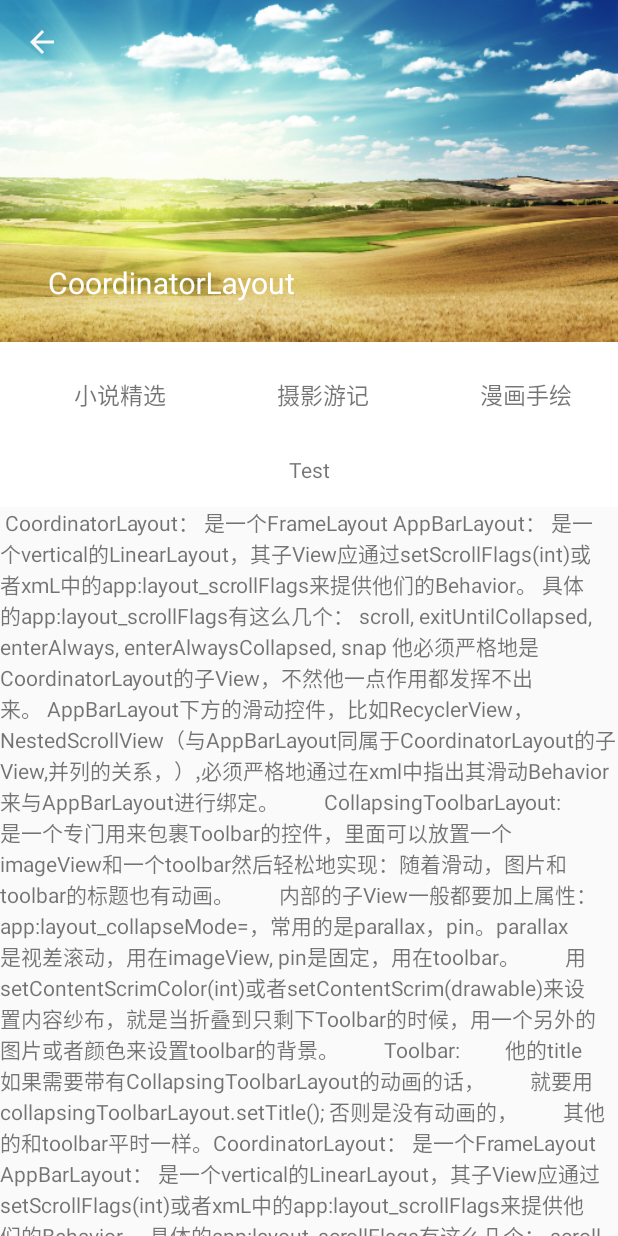
After one commit to Wudelin/WidgetLearn, an Android app: the MDActivity screen opened directly, with no data from a screen before it, on a phone screen of 412 x 824 dp. The commit adds this screen. Run offline under Robolectric (Android 15) with nearby library versions, the phone set to English and light mode, and no system bars.

Commit message:
widget[自定义拖动View] widget[自定义Behavior] widget[AppBarLayout+Toolbar+CoordinatorLayout+CollapsingToolbarLayout]

```diff
--- a/app/build.gradle
+++ b/app/build.gradle
@@ -21,11 +21,12 @@ android {
 
 dependencies {
     implementation fileTree(dir: 'libs', include: ['*.jar'])
-    implementation 'androidx.appcompat:appcompat:1.0.2'
+    implementation 'androidx.appcompat:appcompat:1.1.0'
     implementation 'androidx.constraintlayout:constraintlayout:1.1.3'
     testImplementation 'junit:junit:4.12'
     androidTestImplementation 'androidx.test:runner:1.2.0'
     androidTestImplementation 'androidx.test.espresso:espresso-core:3.2.0'
     implementation 'androidx.recyclerview:recyclerview:1.0.0'
-    implementation 'androidx.preference:preference:1.1.0-rc01'
+    implementation 'androidx.preference:preference:1.1.0'
+    implementation 'com.google.android.material:material:1.0.0'
 }
--- /dev/null
+++ b/app/src/main/java/com/wdl/widgetlearn/ui/MDActivity.java
@@ -0,0 +1,84 @@
+package com.wdl.widgetlearn.ui;
+
+import androidx.appcompat.app.AppCompatActivity;
+
+import android.content.Context;
+import android.content.Intent;
+import android.os.Bundle;
+
+import com.google.android.material.appbar.AppBarLayout;
+import com.wdl.widgetlearn.R;
+
+/**
+ * 参考 : https://material.io/develop/android/
+ * <p>
+ * 1.CoordinatorLayout->AppBarLayout
+ * 2.CoordinatorLayout->AppBarLayout->CollapsingToolbarLayout-> {ImageView Toolbar}
+ * <p>
+ * CoordinatorLayout：通过指定具体Behavior控制其他View的动作等，Super-powered FrameLayout
+ * <p>
+ * <p>
+ * CollapsingToolbarLayout 就相当于ChildView
+ * AppBarLayout: 通过指定layout_scrollFlags控制是否滑动等
+ * 属性值：
+ * 1.scroll
+ * Child View 伴随着滚动事件而滚出或滚进屏幕。注意两点：
+ * 第一点，如果使用了其他值，必定要使用这个值才能起作用；
+ * 第二点：如果在这个child View前面的任何其他Child View没有设置这个值，那么这个Child View的设置将失去作用。
+ * 2.enterAlways 必须配合scroll
+ * 快速返回模式
+ * 当向下滚动时，先滚动child View；当child View全部进入屏幕时，在滚动ScrollView的内容
+ * <p>
+ * 3.enterAlwaysCollapsed 必须配合scroll
+ * enterAlways的附加值。
+ * 这里涉及到Child View的高度和最小高度;
+ * 向下滚动时，Child View先向下滚动最小高度值，然后ScrollView开始滚动，到达边界时，Child View再向下滚动，直至显示完全。
+ * <p>
+ * 4.exitUntilCollapsed 必须配合scroll
+ * 发生向上滚动事件时，Child View向上滚动退出直至最小高度，然后Scrolling View开始滚动。也就是，Child View不会完全退出屏幕。
+ * <p>
+ * 5.snap | snapMargin 必须配合scroll
+ * 要么进要么出
+ *
+ * <p>
+ * CollapsingToolbarLayout ： 通过指定layout_collapseMode 。 layout_collapseParallaxMultiplier控制视觉差 是否固定等
+ * 属性值：
+ * 1.parallax 滚动
+ * 2.pin 固定
+ *
+ * AppBarLayout 监听
+ */
+public class MDActivity extends AppCompatActivity
+{
+    private AppBarLayout mBar;
+    public static void show(Context context)
+    {
+        context.startActivity(new Intent(context, MDActivity.class));
+    }
+
+    @Override
+    protected void onCreate(Bundle savedInstanceState)
+    {
+        super.onCreate(savedInstanceState);
+        setContentView(R.layout.activity_md);
+        mBar = findViewById(R.id.appbar);
+
+        // 滚动状态监听
+        mBar.addOnOffsetChangedListener(new AppBarLayout.OnOffsetChangedListener()
+        {
+            @Override
+            public void onOffsetChanged(AppBarLayout appBarLayout, int verticalOffset)
+            {
+                // 获取 总的滑动距离
+                appBarLayout.getTotalScrollRange();
+
+                // verticalOffset 已经滑动距离
+
+
+
+
+
+            }
+        });
+    }
+}
--- /dev/null
+++ b/app/src/main/res/drawable/ic_ac_unit_black_24dp.xml
@@ -0,0 +1,5 @@
+<vector android:height="24dp" android:tint="#F8F8F8"
+    android:viewportHeight="24.0" android:viewportWidth="24.0"
+    android:width="24dp" xmlns:android="http://schemas.android.com/apk/res/android">
+    <path android:fillColor="#FF000000" android:pathData="M22,11h-4.17l3.24,-3.24 -1.41,-1.42L15,11h-2V9l4.66,-4.66 -1.42,-1.41L13,6.17V2h-2v4.17L7.76,2.93 6.34,4.34 11,9v2H9L4.34,6.34 2.93,7.76 6.17,11H2v2h4.17l-3.24,3.24 1.41,1.42L9,13h2v2l-4.66,4.66 1.42,1.41L11,17.83V22h2v-4.17l3.24,3.24 1.42,-1.41L13,15v-2h2l4.66,4.66 1.41,-1.42L17.83,13H22z"/>
+</vector>
--- /dev/null
+++ b/app/src/main/res/drawable/ic_arrow_back_black_24dp.xml
@@ -0,0 +1,5 @@
+<vector android:height="24dp" android:tint="#F8F8F8"
+    android:viewportHeight="24.0" android:viewportWidth="24.0"
+    android:width="24dp" xmlns:android="http://schemas.android.com/apk/res/android">
+    <path android:fillColor="#FF000000" android:pathData="M20,11H7.83l5.59,-5.59L12,4l-8,8 8,8 1.41,-1.41L7.83,13H20v-2z"/>
+</vector>
--- /dev/null
+++ b/app/src/main/res/layout/activity_md.xml
@@ -0,0 +1,146 @@
+<?xml version="1.0" encoding="utf-8"?>
+<androidx.coordinatorlayout.widget.CoordinatorLayout xmlns:android="http://schemas.android.com/apk/res/android"
+    xmlns:app="http://schemas.android.com/apk/res-auto"
+    xmlns:tools="http://schemas.android.com/tools"
+    android:layout_width="match_parent"
+    android:layout_height="match_parent"
+    tools:context=".ui.MDActivity">
+
+    <com.google.android.material.appbar.AppBarLayout
+        android:id="@+id/appbar"
+        android:layout_width="match_parent"
+        android:layout_height="wrap_content"
+        android:background="#ffffff"
+        android:orientation="vertical"
+        android:minHeight="78dp"
+        app:elevation="0dp"
+        app:expanded="true">
+
+        <com.google.android.material.appbar.CollapsingToolbarLayout
+            android:layout_width="match_parent"
+            android:layout_height="wrap_content"
+            app:collapsedTitleTextAppearance="@style/TextAppearance"
+            app:expandedTitleTextAppearance="@style/TextAppearance"
+            app:layout_scrollFlags="scroll|snapMargins"
+            app:titleEnabled="true"
+            app:toolbarId="@id/mToolbar">
+
+            <ImageView
+                android:layout_width="match_parent"
+                android:layout_height="match_parent"
+                android:scaleType="centerCrop"
+                android:src="@drawable/w"
+                app:layout_collapseMode="parallax"
+                app:layout_collapseParallaxMultiplier="0.3" />
+
+            <androidx.appcompat.widget.Toolbar
+                android:id="@+id/mToolbar"
+                android:layout_width="match_parent"
+                android:layout_height="?attr/actionBarSize"
+                app:layout_collapseMode="pin"
+                app:navigationIcon="@drawable/ic_arrow_back_black_24dp"
+                app:title="CoordinatorLayout"
+                app:titleTextColor="#ffffff" />
+
+        </com.google.android.material.appbar.CollapsingToolbarLayout>
+
+        <HorizontalScrollView
+            android:layout_width="match_parent"
+            android:layout_height="wrap_content"
+            android:layout_marginLeft="15dp"
+            android:layout_marginTop="10dp"
+            android:scrollbars="none"
+            app:layout_scrollFlags="scroll">
+
+            <LinearLayout
+                android:layout_width="match_parent"
+                android:layout_height="wrap_content"
+                android:orientation="horizontal">
+
+                <TextView
+                    android:id="@+id/item_label1"
+                    android:layout_width="130dp"
+                    android:layout_height="50dp"
+                    android:gravity="center"
+                    android:text="小说精选"
+                    android:textSize="15sp" />
+
+                <TextView
+                    android:id="@+id/item_label2"
+                    android:layout_width="130dp"
+                    android:layout_height="50dp"
+                    android:layout_marginLeft="5dp"
+                    android:gravity="center"
+                    android:text="摄影游记"
+                    android:textSize="15sp" />
+
+                <TextView
+                    android:id="@+id/item_label3"
+                    android:layout_width="130dp"
+                    android:layout_height="50dp"
+                    android:layout_marginLeft="5dp"
+                    android:gravity="center"
+                    android:text="漫画手绘"
+                    android:textSize="15sp" />
+
+                <TextView
+                    android:id="@+id/item_label4"
+                    android:layout_width="130dp"
+                    android:layout_height="50dp"
+                    android:layout_marginLeft="5dp"
+                    android:gravity="center"
+                    android:text="签约作者"
+                    android:textSize="15sp" />
+            </LinearLayout>
+        </HorizontalScrollView>
+
+        <TextView
+            android:layout_width="match_parent"
+            android:layout_height="50dp"
+            android:gravity="center"
+            android:text="Test" />
+
+
+    </com.google.android.material.appbar.AppBarLayout>
+
+    <androidx.core.widget.NestedScrollView
+        android:layout_width="match_parent"
+        android:layout_height="match_parent"
+        app:layout_behavior="com.google.android.material.appbar.AppBarLayout$ScrollingViewBehavior">
+
+        <TextView
+            android:layout_width="match_parent"
+            android:layout_height="match_parent"
+            android:text="
+CoordinatorLayout：
+是一个FrameLayout
+AppBarLayout：
+是一个vertical的LinearLayout，其子View应通过setScrollFlags(int)或者xmL中的app:layout_scrollFlags来提供他们的Behavior。
+具体的app:layout_scrollFlags有这么几个： scroll, exitUntilCollapsed, enterAlways, enterAlwaysCollapsed, snap
+他必须严格地是CoordinatorLayout的子View，不然他一点作用都发挥不出来。
+AppBarLayout下方的滑动控件，比如RecyclerView，NestedScrollView（与AppBarLayout同属于CoordinatorLayout的子View,并列的关系，）,必须严格地通过在xml中指出其滑动Behavior来与AppBarLayout进行绑定。
+        CollapsingToolbarLayout:
+        是一个专门用来包裹Toolbar的控件，里面可以放置一个imageView和一个toolbar然后轻松地实现：随着滑动，图片和toolbar的标题也有动画。
+        内部的子View一般都要加上属性：app:layout_collapseMode=，常用的是parallax，pin。parallax是视差滚动，用在imageView, pin是固定，用在toolbar。
+        用setContentScrimColor(int)或者setContentScrim(drawable)来设置内容纱布，就是当折叠到只剩下Toolbar的时候，用一个另外的图片或者颜色来设置toolbar的背景。
+        Toolbar:
+        他的title如果需要带有CollapsingToolbarLayout的动画的话，
+        就要用collapsingToolbarLayout.setTitle(); 否则是没有动画的，
+        其他的和toolbar平时一样。CoordinatorLayout：
+是一个FrameLayout
+AppBarLayout：
+是一个vertical的LinearLayout，其子View应通过setScrollFlags(int)或者xmL中的app:layout_scrollFlags来提供他们的Behavior。
+具体的app:layout_scrollFlags有这么几个： scroll, exitUntilCollapsed, enterAlways, enterAlwaysCollapsed, snap
+他必须严格地是CoordinatorLayout的子View，不然他一点作用都发挥不出来。
+AppBarLayout下方的滑动控件，比如RecyclerView，NestedScrollView（与AppBarLayout同属于CoordinatorLayout的子View,并列的关系，）,必须严格地通过在xml中指出其滑动Behavior来与AppBarLayout进行绑定。
+        CollapsingToolbarLayout:
+        是一个专门用来包裹Toolbar的控件，里面可以放置一个imageView和一个toolbar然后轻松地实现：随着滑动，图片和toolbar的标题也有动画。
+        内部的子View一般都要加上属性：app:layout_collapseMode=，常用的是parallax，pin。parallax是视差滚动，用在imageView, pin是固定，用在toolbar。
+        用setContentScrimColor(int)或者setContentScrim(drawable)来设置内容纱布，就是当折叠到只剩下Toolbar的时候，用一个另外的图片或者颜色来设置toolbar的背景。
+        Toolbar:
+        他的title如果需要带有CollapsingToolbarLayout的动画的话，
+        就要用collapsingToolbarLayout.setTitle(); 否则是没有动画的，
+        其他的和toolbar平时一样。" />
+    </androidx.core.widget.NestedScrollView>
+
+</androidx.coordinatorlayout.widget.CoordinatorLayout>
--- a/app/src/main/res/layout/activity_progress_bar.xml
+++ b/app/src/main/res/layout/activity_progress_bar.xml
@@ -19,6 +19,7 @@
         app:layout_constraintBottom_toBottomOf="parent"
         app:layout_constraintTop_toTopOf="parent" />
 
+    <!-- progressDrawable：指定背景 style指定样式 max最大值 progress进度值 -->
     <ProgressBar
         android:id="@+id/pb1"
         style="?android:attr/progressBarStyleHorizontal"
--- a/app/src/main/res/values/styles.xml
+++ b/app/src/main/res/values/styles.xml
@@ -8,4 +8,19 @@
         <item name="colorAccent">@color/colorAccent</item>
     </style>
 
+    <style name="ToolbarTheme" parent="Theme.AppCompat.Light">
+        <!-- 设置 toolbar 溢出菜单的文字的颜色 -->
+        <item name="android:textColor">@android:color/holo_red_dark</item>
+        <!-- 设置 toolbar 溢出菜单的文字的大小 -->
+        <item name="android:textSize">20sp</item>
+        <!-- 设置toolbar上显示的menu的字体颜色 -->
+        <item name="actionMenuTextColor">@android:color/white</item>
+    </style>
+
+    <!--  -->
+    <style name="TextAppearance" parent="TextAppearance.AppCompat">
+        <item name="android:textColor">#ffffff</item>
+        <item name="android:textSize">20sp</item>
+    </style>
+
 </resources>
```
Also changed, not shown: app/src/main/AndroidManifest.xml (+8 -1 lines), app/src/main/java/com/wdl/widgetlearn/WidgetActivity.java (+20 -4 lines), app/src/main/java/com/wdl/widgetlearn/behavior/CorBehavior.java (added, +78 -0 lines), app/src/main/java/com/wdl/widgetlearn/ui/DependencyView.java (added, +78 -0 lines), app/src/main/java/com/wdl/widgetlearn/ui/MdCoordinatorActivity.java (added, +74 -0 lines), app/src/main/java/com/wdl/widgetlearn/ui/MdToolbarActivity.java (added, +39 -0 lines), app/src/main/res/layout/activity_md_coordinator.xml (added, +27 -0 lines), app/src/main/res/layout/activity_md_toolbar.xml (added, +31 -0 lines), app/src/main/res/menu/pop_munu_layout.xml (+9 -6 lines), app/src/main/res/drawable-xxhdpi/layout.webp (added), app/src/main/res/drawable-xxhdpi/w.jpg (added).
